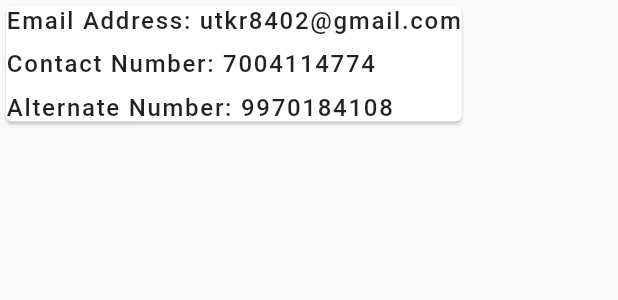
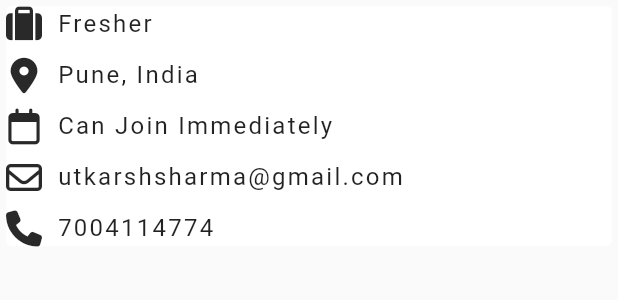
Before and after one commit to sourav-k7/ruralclap_app, a Flutter app: the ContactDetails widget shown alone on an empty page, opened directly, on a phone screen of 412 x 824 dp. Shown: the top 300 px of the screen. Run offline on Flutter 3.47's test engine with Material 2 defaults, Android fonts, the light colour scheme and no system bars; our stand-ins replace font_awesome_flutter; network calls fail.

Commit message:
Edited cards and pages

```diff
--- a/lib/pages/service_provider_profile_page.dart
+++ b/lib/pages/service_provider_profile_page.dart
@@ -277,7 +277,7 @@ class _SPProfilePage extends State<SPProfilePage> {
                                 borderRadius: BorderRadius.circular(15)),
                             child: Padding(
                               padding: const EdgeInsets.symmetric(
-                                  horizontal: 18.0, vertical: 8),
+                                  horizontal: 18.0, vertical: 15),
                               child: Column(
                                 crossAxisAlignment: CrossAxisAlignment.start,
                                 children: [
@@ -288,7 +288,7 @@ class _SPProfilePage extends State<SPProfilePage> {
                                         MainAxisAlignment.spaceBetween,
                                     children: [
                                       Text(
-                                        'Contact Details',
+                                        'Basic Details',
                                         textAlign: TextAlign.left,
                                         style: TextStyle(
                                             fontSize: 18,
--- a/lib/widgets/AppliedJobCard.dart
+++ b/lib/widgets/AppliedJobCard.dart
@@ -91,7 +91,12 @@ class AppliedJobCard extends StatelessWidget {
               height: 20,
             ),
             Row(
+              mainAxisAlignment: MainAxisAlignment.spaceBetween,
               crossAxisAlignment: CrossAxisAlignment.center,
+              children: [
+                Column(
+                  children: [
+                    Row(
                       children: const [
                         IconButton(
                             padding: EdgeInsets.zero,
@@ -109,6 +114,37 @@ class AppliedJobCard extends StatelessWidget {
                             letterSpacing: 1.02,
                             color: ColorConstant.textPrimaryBlack,
                           ),
+                        ),
+                      ],
+                    ),
+                  ],
+                ),
+                Column(
+                  children: [
+                    Row(
+                      children: const [
+                        IconButton(
+                            padding: EdgeInsets.zero,
+                            constraints: BoxConstraints(),
+                            onPressed: null,
+                            icon: FaIcon(
+                              FontAwesomeIcons.userGroup,
+                              size: 16,
+                            )),
+                        SizedBox(
+                          width: 5,
+                        ),
+                        Text(
+                          '448 Applicants',
+                          style: TextStyle(
+                            fontSize: 16,
+                            fontWeight: FontWeight.w400,
+                            letterSpacing: 1.5,
+                          ),
+                        )
+                      ],
+                    ),
+                  ],
                 )
               ],
             )
--- a/lib/widgets/ContactDetails.dart
+++ b/lib/widgets/ContactDetails.dart
@@ -1,4 +1,6 @@
 import 'package:flutter/material.dart';
+import 'package:font_awesome_flutter/font_awesome_flutter.dart';
+import 'package:ruralclap_app/constant/theme_color.dart';
 
 class ContactDetails extends StatelessWidget {
   const ContactDetails({
@@ -10,40 +12,136 @@ class ContactDetails extends StatelessWidget {
     return Column(
       children: [
         Card(
+          elevation: 0,
           child: Column(
-            crossAxisAlignment: CrossAxisAlignment.start,
-            mainAxisAlignment: MainAxisAlignment.center,
-            children: const [
+            children: [
+              Row(
+                children: [
+                  IconButton(
+                      padding: EdgeInsets.zero,
+                      constraints: BoxConstraints(),
+                      onPressed: null,
+                      icon: FaIcon(
+                        FontAwesomeIcons.suitcase,
+                        color: ColorConstant.textPrimaryBlack,
+                      )),
+                  SizedBox(
+                    width: 10,
+                  ),
                   Text(
-                'Email Address: utkr8402@gmail.com',
+                    'Fresher',
                     style: TextStyle(
                       fontSize: 16,
-                  fontWeight: FontWeight.w500,
-                  letterSpacing: 1.15,
+                      fontWeight: FontWeight.w400,
+                      letterSpacing: 1.5,
                     ),
+                  )
+                ],
               ),
               SizedBox(
                 height: 10,
               ),
+              Row(
+                children: [
+                  IconButton(
+                      padding: EdgeInsets.zero,
+                      constraints: BoxConstraints(),
+                      onPressed: null,
+                      icon: FaIcon(
+                        FontAwesomeIcons.locationDot,
+                        color: ColorConstant.textPrimaryBlack,
+                      )),
+                  SizedBox(
+                    width: 10,
+                  ),
                   Text(
-                'Contact Number: 7004114774',
+                    'Pune, India',
                     style: TextStyle(
                       fontSize: 16,
-                  fontWeight: FontWeight.w500,
-                  letterSpacing: 1.15,
+                      fontWeight: FontWeight.w400,
+                      letterSpacing: 1.5,
                     ),
+                  )
+                ],
               ),
               SizedBox(
                 height: 10,
               ),
+              Row(
+                children: [
+                  IconButton(
+                      padding: EdgeInsets.zero,
+                      constraints: BoxConstraints(),
+                      onPressed: null,
+                      icon: FaIcon(
+                        FontAwesomeIcons.calendar,
+                        color: ColorConstant.textPrimaryBlack,
+                      )),
+                  SizedBox(
+                    width: 10,
+                  ),
                   Text(
-                'Alternate Number: 9970184108',
+                    'Can Join Immediately',
                     style: TextStyle(
                       fontSize: 16,
-                  fontWeight: FontWeight.w500,
-                  letterSpacing: 1.15,
+                      fontWeight: FontWeight.w400,
+                      letterSpacing: 1.5,
                     ),
                   )
+                ],
+              ),
+              SizedBox(
+                height: 10,
+              ),
+              Row(
+                children: [
+                  IconButton(
+                      padding: EdgeInsets.zero,
+                      constraints: BoxConstraints(),
+                      onPressed: null,
+                      icon: FaIcon(
+                        FontAwesomeIcons.envelope,
+                        color: ColorConstant.textPrimaryBlack,
+                      )),
+                  SizedBox(
+                    width: 10,
+                  ),
+                  Text(
+                    'utkarshsharma@gmail.com',
+                    style: TextStyle(
+                      fontSize: 16,
+                      fontWeight: FontWeight.w400,
+                      letterSpacing: 1.5,
+                    ),
+                  )
+                ],
+              ),
+              SizedBox(
+                height: 10,
+              ),
+              Row(
+                children: [
+                  IconButton(
+                      padding: EdgeInsets.zero,
+                      constraints: BoxConstraints(),
+                      onPressed: null,
+                      icon: FaIcon(
+                        FontAwesomeIcons.phone,
+                        color: ColorConstant.textPrimaryBlack,
+                      )),
+                  SizedBox(
+                    width: 10,
+                  ),
+                  Text(
+                    '7004114774',
+                    style: TextStyle(
+                      fontSize: 16,
+                      fontWeight: FontWeight.w400,
+                      letterSpacing: 1.5,
+                    ),
+                  )
+                ],
+              ),
             ],
           ),
         )
```
Lines whose indentation alone changed are shown as unchanged.
